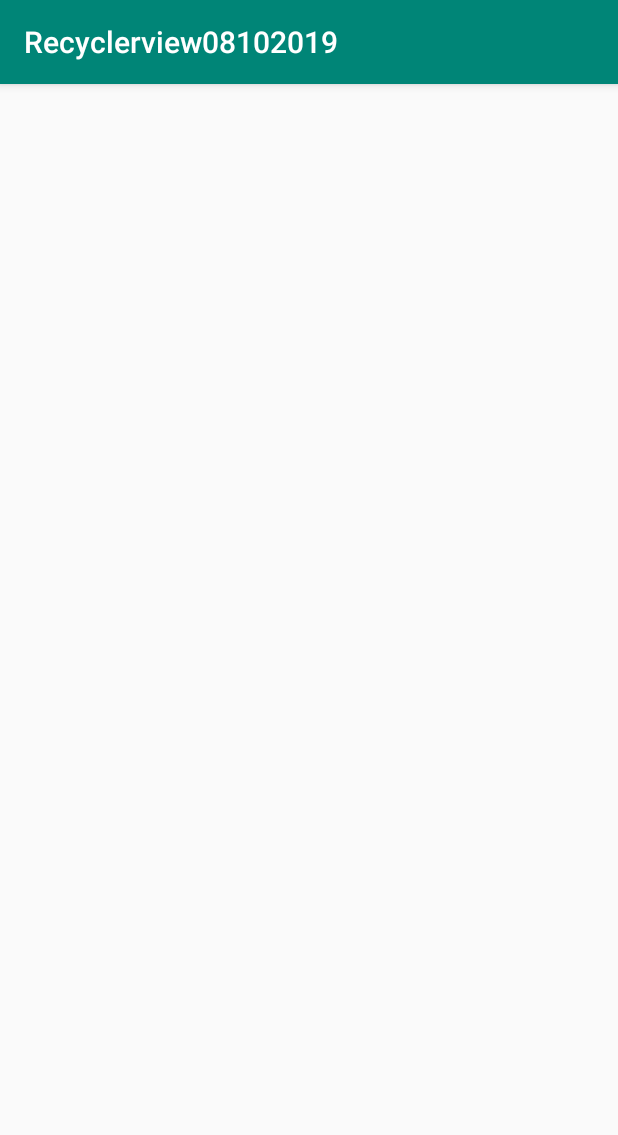
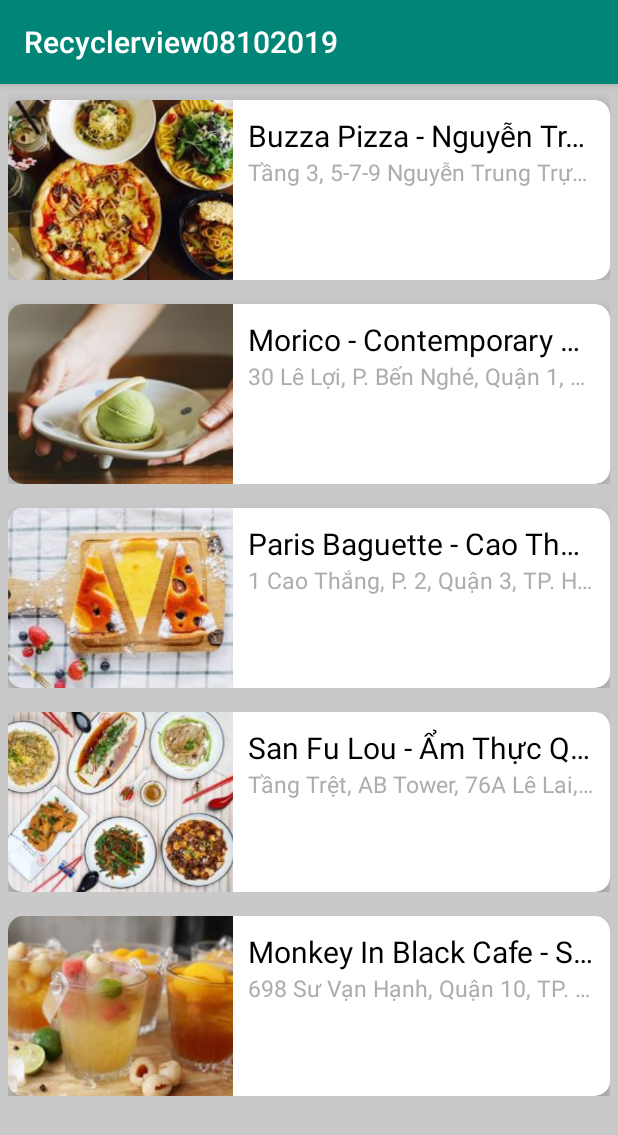
Before and after one commit to phamtanphat/Recyclerview08102019, an Android app: the screen it shows after launch (MainActivity), on a phone screen of 412 x 824 dp. Shown: the top 1135 px of the screen. Run offline under Robolectric (Android 15) with nearby library versions, the phone set to English and light mode, and no system bars.

Commit message:
gan layout

```diff
--- a/app/src/main/java/com/example/recyclerview08102019/MainActivity.java
+++ b/app/src/main/java/com/example/recyclerview08102019/MainActivity.java
@@ -1,14 +1,41 @@
 package com.example.recyclerview08102019;
 
 import androidx.appcompat.app.AppCompatActivity;
+import androidx.recyclerview.widget.DividerItemDecoration;
+import androidx.recyclerview.widget.LinearLayoutManager;
+import androidx.recyclerview.widget.RecyclerView;
 
 import android.os.Bundle;
+import android.widget.Button;
+
+import java.util.ArrayList;
 
 public class MainActivity extends AppCompatActivity {
+
+    RecyclerView recyclerView;
+    MonanAdapter monanAdapter;
+    ArrayList<Monan> monanArrayList;
 
     @Override
     protected void onCreate(Bundle savedInstanceState) {
         super.onCreate(savedInstanceState);
         setContentView(R.layout.activity_main);
+
+        recyclerView = findViewById(R.id.recyclerview);
+
+        monanArrayList = new ArrayList<>();
+
+        monanArrayList.add(new Monan("Buzza Pizza - Nguyễn Trung Trực", "Tầng 3, 5-7-9 Nguyễn Trung Trực, P. Bến Thành, Quận 1, TP. HCM", R.drawable.monan_buzza_pizza));
+        monanArrayList.add(new Monan("Morico - Contemporary Japanese Lifestyle - Lê Lợi", "30 Lê Lợi, P. Bến Nghé, Quận 1, TP. HCM", R.drawable.monan_morico));
+        monanArrayList.add(new Monan("Paris Baguette - Cao Thắng", "1 Cao Thắng, P. 2, Quận 3, TP. HCM", R.drawable.monan_paris_baguette));
+        monanArrayList.add(new Monan("San Fu Lou - Ẩm Thực Quảng Đông - Lê Lai", "Tầng Trệt, AB Tower, 76A Lê Lai, Quận 1, TP. HCM", R.drawable.monan_sanfulou));
+        monanArrayList.add(new Monan("Monkey In Black Cafe - Sư Vạn Hạnh", "698 Sư Vạn Hạnh, Quận 10, TP. HCM", R.drawable.monan_tradao));
+
+        monanAdapter = new MonanAdapter(monanArrayList);
+
+        recyclerView.setLayoutManager(new LinearLayoutManager(this));
+        recyclerView.setAdapter(monanAdapter);
+
+
     }
 }
--- a/app/src/main/res/layout/activity_main.xml
+++ b/app/src/main/res/layout/activity_main.xml
@@ -5,9 +5,11 @@
     xmlns:tools="http://schemas.android.com/tools"
     android:layout_width="match_parent"
     android:layout_height="match_parent"
+    android:background="#C9C9C9"
     tools:context=".MainActivity">
 
     <androidx.recyclerview.widget.RecyclerView
+        android:id="@+id/recyclerview"
         tools:listitem="@layout/item_layout_monan"
         android:layout_width="match_parent"
         android:layout_height="match_parent"/>
--- a/app/src/main/res/layout/item_layout_monan.xml
+++ b/app/src/main/res/layout/item_layout_monan.xml
@@ -1,13 +1,20 @@
 <?xml version="1.0" encoding="utf-8"?>
-<androidx.cardview.widget.CardView xmlns:android="http://schemas.android.com/apk/res/android"
+<LinearLayout
+    xmlns:android="http://schemas.android.com/apk/res/android"
     xmlns:app="http://schemas.android.com/apk/res-auto"
     android:orientation="vertical"
     android:layout_width="match_parent"
     android:layout_height="wrap_content"
+    android:padding="5dp">
+    <View
+        android:layout_width="match_parent"
+        android:layout_height="5dp"/>
+    <androidx.cardview.widget.CardView
+
         app:cardCornerRadius="10dp"
         app:cardElevation="5dp"
-    app:cardBackgroundColor="@color/colorAccent"
-    android:layout_margin="5dp">
+        android:layout_width="match_parent"
+        android:layout_height="wrap_content">
         <LinearLayout
             android:layout_width="match_parent"
             android:layout_height="wrap_content">
@@ -44,3 +51,5 @@
             </RelativeLayout>
         </LinearLayout>
     </androidx.cardview.widget.CardView>
+
+</LinearLayout>
```
Lines whose indentation alone changed are shown as unchanged.
